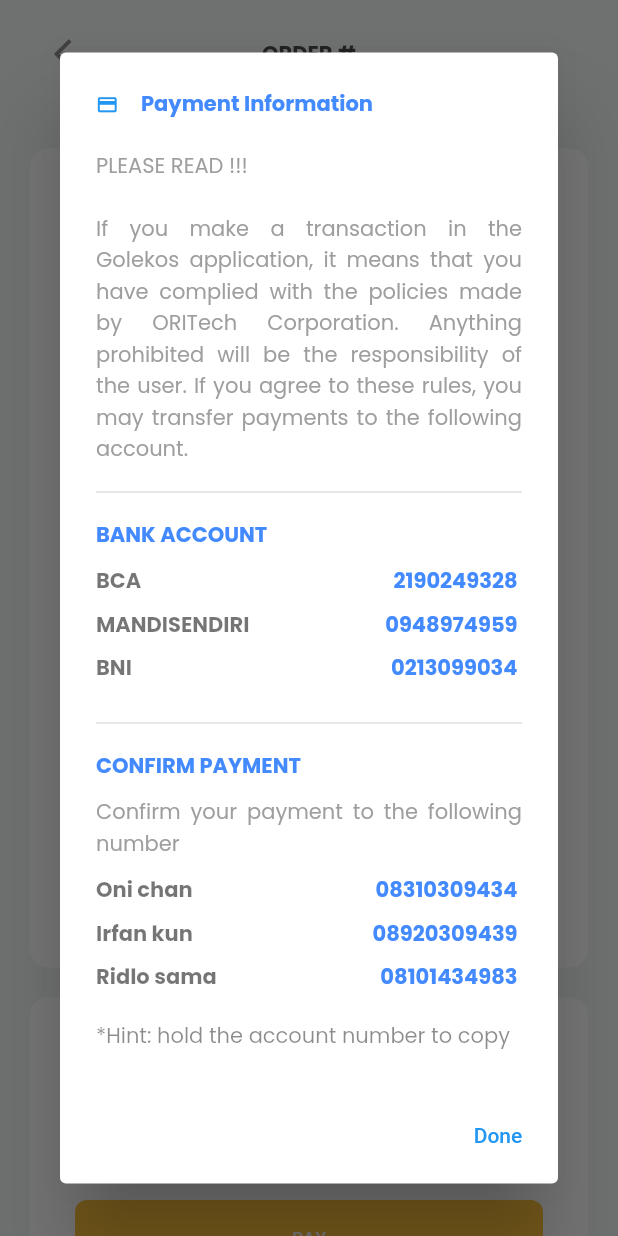
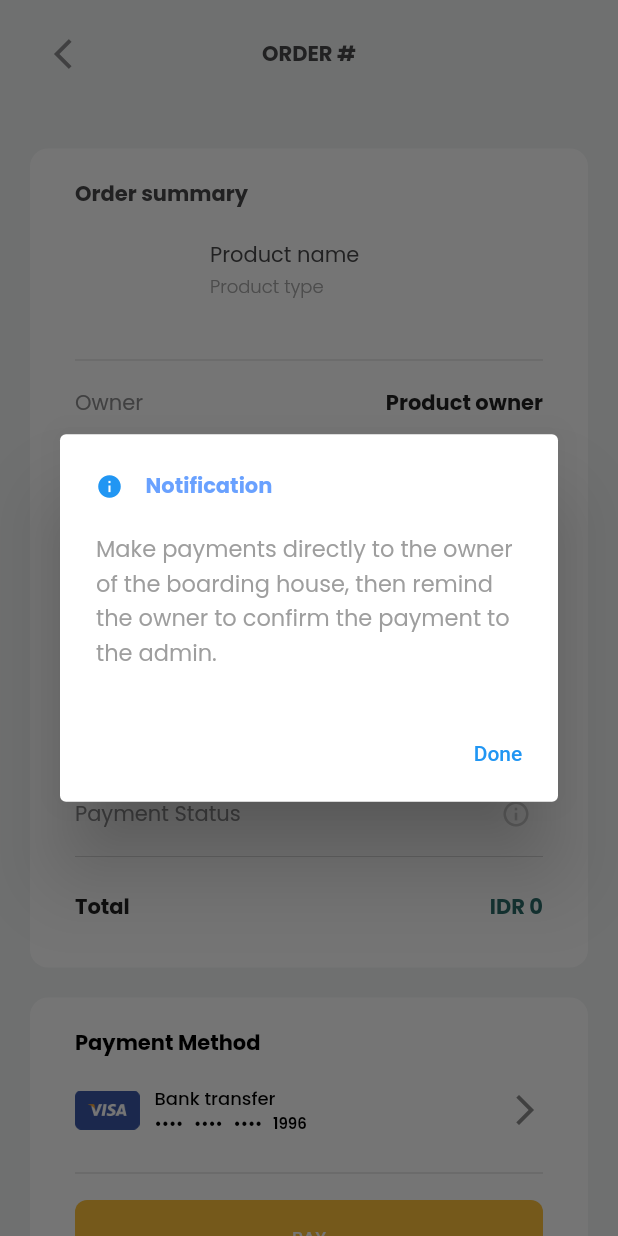
Before and after one commit to oniauliya99/Golekos-find-lodging, a Flutter app: the OrderDetails screen opened directly with empty values, after a tap on "PAY", on a phone screen of 412 x 824 dp. Run offline on Flutter 3.47's test engine with Material 2 defaults, Android fonts, the phone set to English and light mode, and no system bars; our stand-ins replace cloud_firestore, email_validator, firebase_auth, firebase_core, flutter_svg, google_fonts and 1 more; accounts and stored records are empty; network calls fail; statements that could not run were skipped.

Commit message:
Add a message when the user has not and has paid

```diff
--- a/lib/pages/order_details_page.dart
+++ b/lib/pages/order_details_page.dart
@@ -189,12 +189,19 @@ class _OrderDetailsState extends State<OrderDetails> {
                               width: double.infinity,
                               child: ElevatedButton(
                                 onPressed: () {
-                                  paymentInformation(context);
+                                  (data['payment'] == 'unregistered')
+                                      ? choosePaymentDialog(context)
+                                      : (data['payment'] == 'Bank Transfer')
+                                          ? paymentInformation(context)
+                                          : messageDialog(context,
+                                              icon: 'Icons.info',
+                                              title: 'Notification',
+                                              message:
+                                                  'Make payments directly to the owner of the boarding house, then remind the owner to confirm the payment to the admin.');
                                 },
-                                child: Text(
-                                    (widget.object['payment'] == 'unregistered')
-                                        ? 'PLEASE CHOOSE YOUR PAYMENT'
-                                        : 'PAY'),
+                                child: Text((data['payment'] == 'unregistered')
+                                    ? 'PLEASE CHOOSE YOUR PAYMENT'
+                                    : 'PAY'),
                                 style: ElevatedButton.styleFrom(
                                   primary: Color(0xffFFC33A),
                                   padding: EdgeInsets.symmetric(
```
